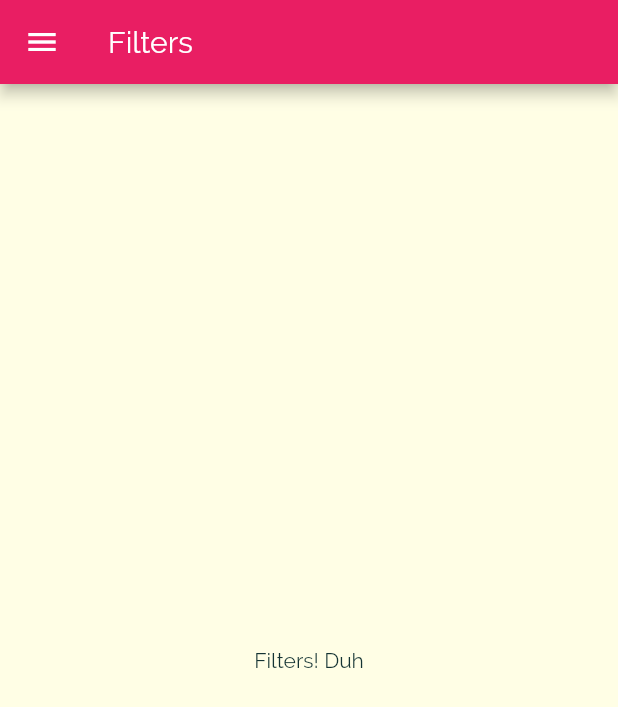
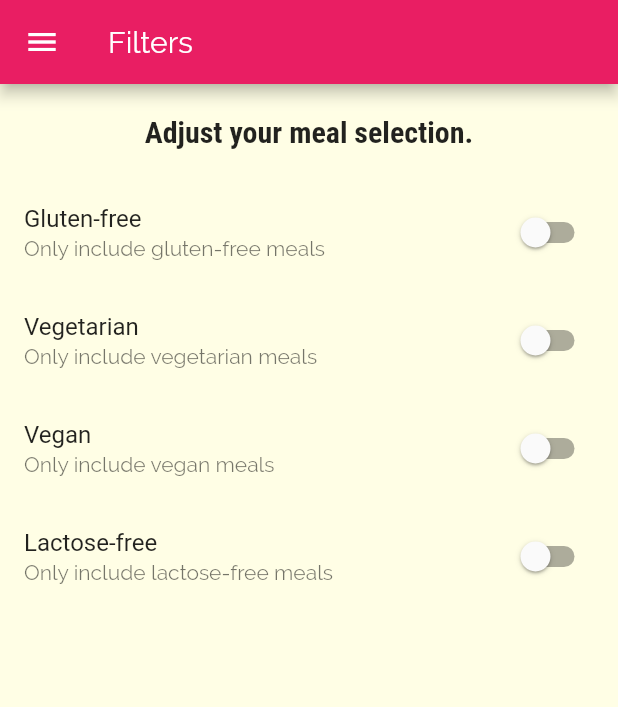
Before and after one commit to Mark-DSouza/RecipeApp, a Flutter app: the FiltersScreen screen opened by its route, on a phone screen of 412 x 824 dp. Shown: the top 707 px of the screen. Run offline on Flutter 3.47's test engine with Material 2 defaults, Android fonts, the phone set to English and light mode, and no system bars.

Commit message:
Add UI for filters_screen

```diff
--- a/lib/screens/filters_screen.dart
+++ b/lib/screens/filters_screen.dart
@@ -1,8 +1,29 @@
+
 import 'package:flutter/material.dart';
 import '../widgets/main_drawer.dart';
 
-class FiltersScreen extends StatelessWidget {
+class FiltersScreen extends StatefulWidget {
   static const routeName = '/filters';
+
+  @override
+  _FiltersScreenState createState() => _FiltersScreenState();
+}
+
+class _FiltersScreenState extends State<FiltersScreen> {
+  var _glutenFree = false;
+  var _vegetarian = false;
+  var _vegan = false;
+  var _lactoseFree = false;
+
+  Widget _buildListViewTile(
+      String title, String subtitle, bool currentValue, Function updateValue) {
+    return SwitchListTile(
+      title: Text(title),
+      subtitle: Text(subtitle),
+      value: currentValue,
+      onChanged: updateValue,
+    );
+  }
 
   @override
   Widget build(BuildContext context) {
@@ -11,11 +32,61 @@ class FiltersScreen extends StatelessWidget {
           title: Text('Filters'),
         ),
         drawer: MainDrawer(),
-      body: Center(
+        body: Column(
+          children: [
+            Container(
+              padding: EdgeInsets.all(20),
               child: Text(
-          'Filters! Duh',
+                'Adjust your meal selection.',
+                style: Theme.of(context).textTheme.headline6,
               ),
             ),
-    );
+            Expanded(
+                child: ListView(
+              children: [
+                _buildListViewTile(
+                  'Gluten-free',
+                  'Only include gluten-free meals',
+                  _glutenFree,
+                  (newValue) {
+                    setState(() {
+                      _glutenFree = newValue;
+                    });
+                  },
+                ),
+                _buildListViewTile(
+                  'Vegetarian',
+                  'Only include vegetarian meals',
+                  _vegetarian,
+                  (newValue) {
+                    setState(() {
+                      _vegetarian = newValue;
+                    });
+                  },
+                ),
+                _buildListViewTile(
+                  'Vegan',
+                  'Only include vegan meals',
+                  _vegan,
+                  (newValue) {
+                    setState(() {
+                      _vegan = newValue;
+                    });
+                  },
+                ),
+                _buildListViewTile(
+                  'Lactose-free',
+                  'Only include lactose-free meals',
+                  _lactoseFree,
+                  (newValue) {
+                    setState(() {
+                      _lactoseFree = newValue;
+                    });
+                  },
+                ),
+              ],
+            ))
+          ],
+        ));
   }
 }
```
Lines whose indentation alone changed are shown as unchanged.
